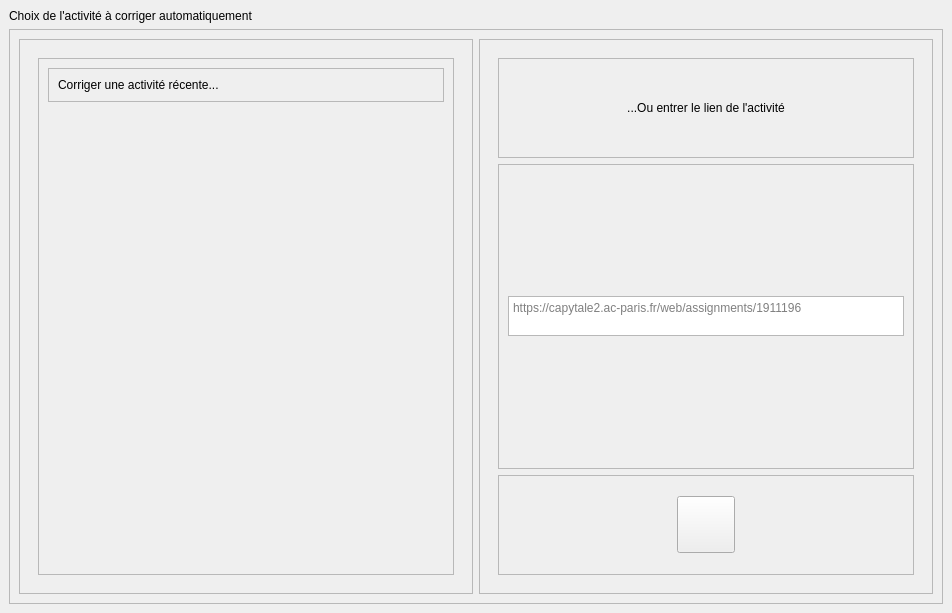
Times0/CapytaleAutoCorrect, file ui/window1.ui: the form before one commit.
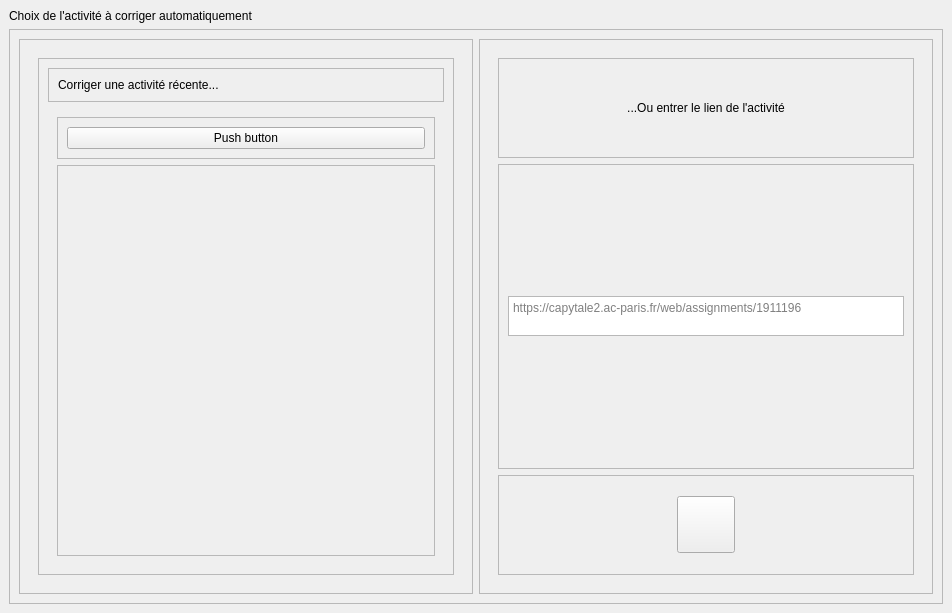
The form after the commit. Custom widgets are drawn as their Qt base class.

Commit message: Improved left ui and fixed size

```diff
--- a/ui/window1.ui
+++ b/ui/window1.ui
@@ -109,6 +109,34 @@
                        </property>
                        <layout class="QVBoxLayout" name="verticalLayout_8">
                         <item>
+                         <widget class="QFrame" name="buttonsFrame">
+                          <property name="frameShape">
+                           <enum>QFrame::StyledPanel</enum>
+                          </property>
+                          <property name="frameShadow">
+                           <enum>QFrame::Raised</enum>
+                          </property>
+                          <layout class="QVBoxLayout" name="verticalLayout_9">
+                           <item>
+                            <widget class="PushButton" name="PushButton">
+                             <property name="text">
+                              <string>Push button</string>
+                             </property>
+                            </widget>
+                           </item>
+                          </layout>
+                         </widget>
+                        </item>
+                        <item>
+                         <widget class="QFrame" name="frame_7">
+                          <property name="frameShape">
+                           <enum>QFrame::StyledPanel</enum>
+                          </property>
+                          <property name="frameShadow">
+                           <enum>QFrame::Raised</enum>
+                          </property>
+                          <layout class="QHBoxLayout" name="horizontalLayout_6">
+                           <item>
                          <spacer name="verticalSpacer">
                           <property name="orientation">
                            <enum>Qt::Vertical</enum>
@@ -116,13 +144,16 @@
                           <property name="sizeHint" stdset="0">
                            <size>
                             <width>20</width>
-                            <height>40</height>
+                               <height>277</height>
                            </size>
                           </property>
                          </spacer>
                         </item>
                        </layout>
                       </widget>
+                        </item>
+                       </layout>
+                      </widget>
                      </widget>
                     </item>
                    </layout>
@@ -253,6 +284,11 @@
   </widget>
  </widget>
  <customwidgets>
+  <customwidget>
+   <class>PushButton</class>
+   <extends>QPushButton</extends>
+   <header>qfluentwidgets</header>
+  </customwidget>
   <customwidget>
    <class>ToolButton</class>
    <extends>QToolButton</extends>
```
Lines whose indentation alone changed are shown as unchanged. The commit also changes 2 other files.
